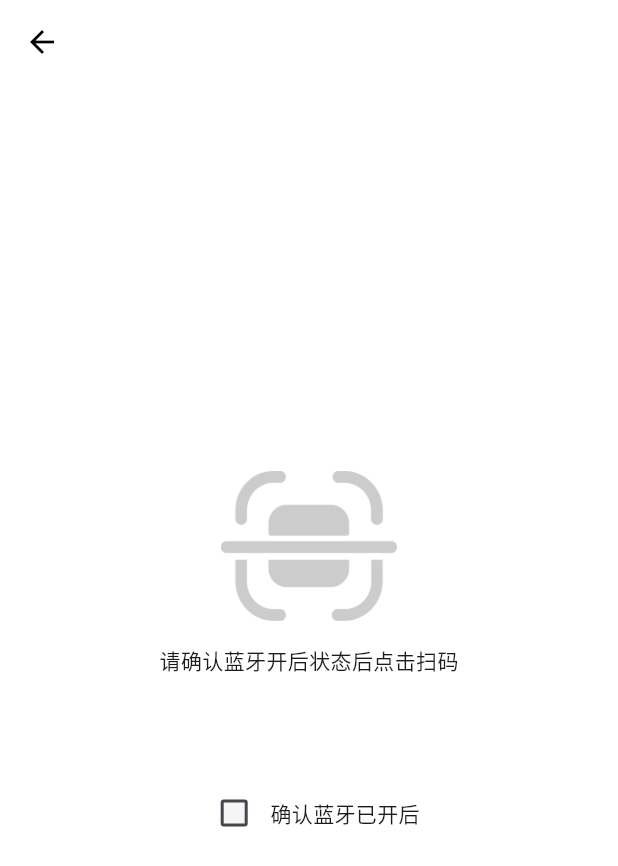
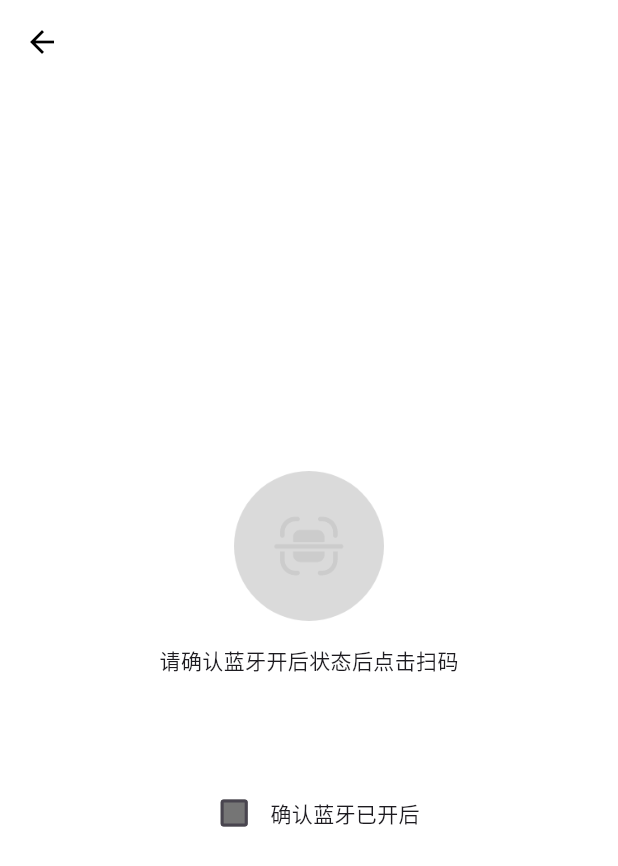
Before and after one commit to CrassusX/flutter_ble_scan, a Flutter app: the screen it shows after launch, on a phone screen of 412 x 824 dp. Shown: the top 866 px of the screen. Run offline on Flutter 3.47's test engine with Material 3 defaults, Android fonts, the phone set to English and light mode, and no system bars; our stand-ins replace device_info_plus, dio, dots_indicator, event_bus, flutter_blue, flutter_svg and 7 more; missing offline and left inert: mobile_scanner.

Commit message:
fix-->打包编译问题

```diff
--- a/lib/common/util.dart
+++ b/lib/common/util.dart
@@ -198,7 +198,7 @@ bool isSuccessfulScan(String? code) {
 }
 
 Color get normalColor => colorFromHex('#77B9A8');
-Color get greyColor => Colors.grey.shade100;
+Color get greyColor => Colors.grey.shade600;
 
 Color colorFromHex(String hexColor) {
   hexColor = hexColor.replaceAll('#', '');
```
Also changed, not shown: images/qr_scan_disable.png, 2 other files.
